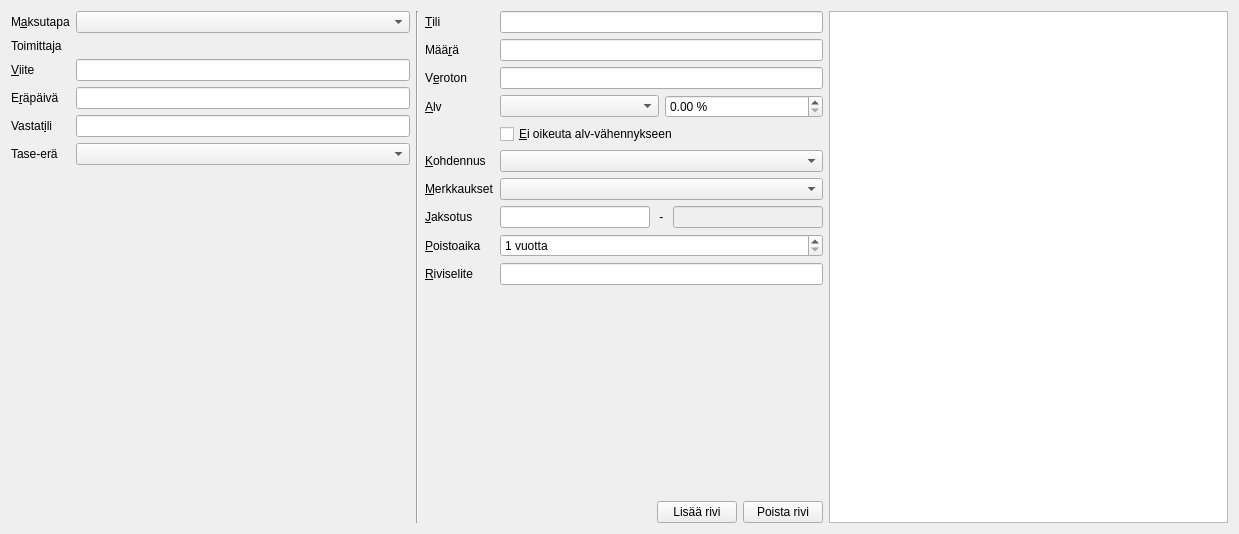
Old version of the form kitsas/apuri/tulomenoapuri.ui in the repository artoh/kitupiikki.
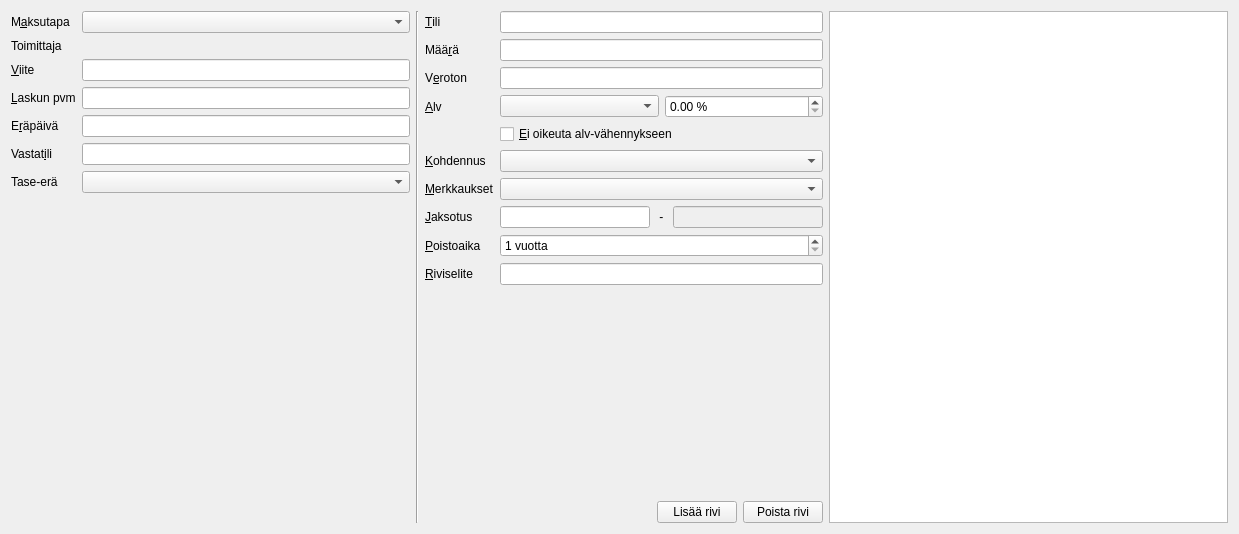
New version of the form. Icons and pictures are not drawn. Custom widgets are drawn as their Qt base class.

```diff
--- a/kitsas/apuri/tulomenoapuri.ui
+++ b/kitsas/apuri/tulomenoapuri.ui
@@ -62,7 +62,7 @@
        <item row="2" column="1">
         <widget class="QLineEdit" name="viiteEdit"/>
        </item>
-       <item row="3" column="0">
+       <item row="4" column="0">
         <widget class="QLabel" name="erapaivaLabel">
          <property name="text">
           <string>E&amp;räpäivä</string>
@@ -72,10 +72,10 @@
          </property>
         </widget>
        </item>
-       <item row="3" column="1">
+       <item row="4" column="1">
         <widget class="KpDateEdit" name="erapaivaEdit"/>
        </item>
-       <item row="4" column="0">
+       <item row="5" column="0">
         <widget class="QLabel" name="vastatiliLabel">
          <property name="text">
           <string>Vastat&amp;ili</string>
@@ -85,7 +85,7 @@
          </property>
         </widget>
        </item>
-       <item row="5" column="0">
+       <item row="6" column="0">
         <widget class="QLabel" name="eraLabel">
          <property name="text">
           <string>Tase-erä</string>
@@ -95,12 +95,25 @@
          </property>
         </widget>
        </item>
-       <item row="5" column="1">
+       <item row="6" column="1">
         <widget class="EraCombo" name="eraCombo"/>
        </item>
-       <item row="4" column="1">
+       <item row="5" column="1">
         <widget class="TilinvalintaLine" name="vastatiliLine"/>
        </item>
+       <item row="3" column="0">
+        <widget class="QLabel" name="label">
+         <property name="text">
+          <string>&amp;Laskun pvm</string>
+         </property>
+         <property name="buddy">
+          <cstring>laskuPvm</cstring>
+         </property>
+        </widget>
+       </item>
+       <item row="3" column="1">
+        <widget class="KpDateEdit" name="laskuPvm"/>
+       </item>
       </layout>
      </item>
      <item>
```
Left out of the diff: 3 changed lines with no effect on the pictures.
